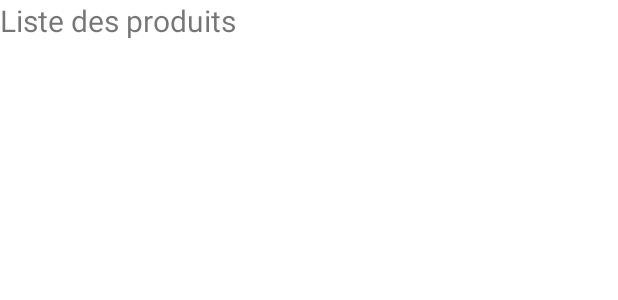
After one commit to IbanEtchep/ApAkei, an Android app: the layout activity_produits_rayon.xml on its own in the app's theme, with its tools: preview values and no code run, on a phone screen of 412 x 824 dp. The commit adds this screen. Shown: the top 300 px of the screen. Run offline under Robolectric (Android 15) with nearby library versions, the phone set to English and light mode, and no system bars.

Commit message:
activities rayons produits julie

```diff
--- a/app/src/main/java/fr/apakei/Modele.java
+++ b/app/src/main/java/fr/apakei/Modele.java
@@ -36,7 +36,7 @@ public class Modele {
 
     public static void init(){
         int num=Modele.addRayon("Tables","Tables de cuisine, tables basses...");
-        Modele.getLeRayon(num).addProduit(new Produit("Fjallbo","Table basse, noire",69.95,5.0,152,75,95));
+        Modele.getLeRayon(num).addProduit(new Produit("Fjallbo","Table basse",69.95,5.0,152,75,95, "noir"));
         Employe employeUn=new Employe("Jean","Baptiste","0612345678","jean.baptiste@gmail.com");
         Modele.getLeRayon(num).addEmploye(employeUn);
 
--- /dev/null
+++ b/app/src/main/res/layout/activity_produits_rayon.xml
@@ -0,0 +1,28 @@
+<?xml version="1.0" encoding="utf-8"?>
+<LinearLayout xmlns:android="http://schemas.android.com/apk/res/android"
+    xmlns:app="http://schemas.android.com/apk/res-auto"
+    xmlns:tools="http://schemas.android.com/tools"
+    android:layout_width="match_parent"
+    android:layout_height="match_parent"
+    android:orientation="vertical"
+    tools:context=".produits.ProduitsRayonActivity">
+
+    <TextView
+        android:id="@+id/tv_listProduits"
+        android:layout_width="match_parent"
+        android:layout_height="34dp"
+        android:text="Liste des produits"
+        android:textSize="20sp" />
+
+    <TextView
+        android:id="@+id/tv_nomR"
+        android:layout_width="match_parent"
+        android:layout_height="wrap_content"
+        android:textSize="16sp" />
+
+    <ListView
+        android:id="@+id/lv_produits"
+        android:layout_width="match_parent"
+        android:layout_height="match_parent" />
+
+</LinearLayout>
--- a/app/src/main/res/values/strings.xml
+++ b/app/src/main/res/values/strings.xml
@@ -1,3 +1,3 @@
 <resources>
-    <string name="app_name">ApAkei</string>
+    <string name="app_name">AKEI</string>
 </resources>
```
Also changed, not shown: app/src/main/AndroidManifest.xml (+9 -0 lines), app/src/main/java/fr/apakei/Produit.java (+11 -2 lines), app/src/main/java/fr/apakei/produits/CaractProduitActivity.java (added, +15 -0 lines), app/src/main/java/fr/apakei/produits/ListRayonsActivity.java (added, +15 -0 lines), app/src/main/java/fr/apakei/produits/ProduitsRayonActivity.java (added, +15 -0 lines), app/src/main/res/layout/activity_caract_produit.xml (added, +9 -0 lines), app/src/main/res/layout/activity_list_rayons.xml (added, +21 -0 lines).
